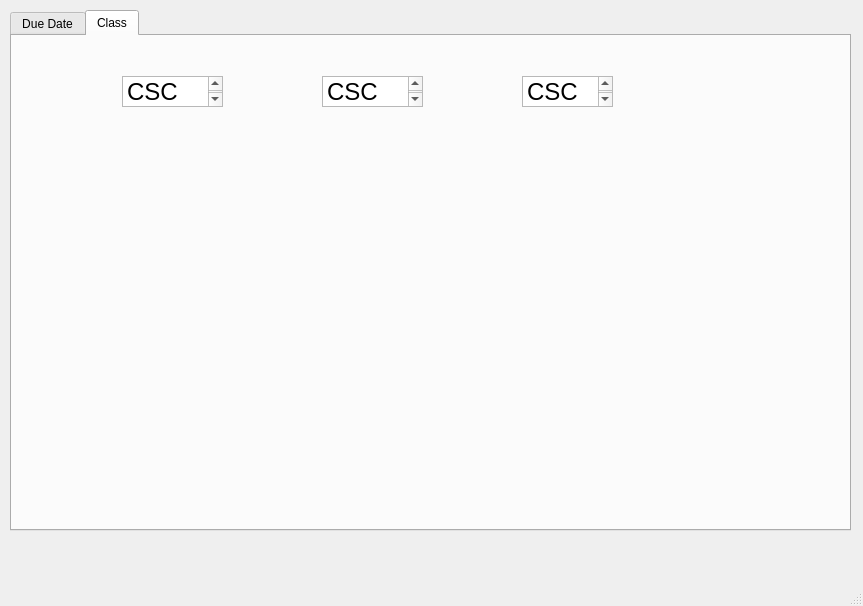
Above: Planner/mainwindow.ui from Nathan-lee-8/CSC3220-finalProj before the change. Below: the same form after it.
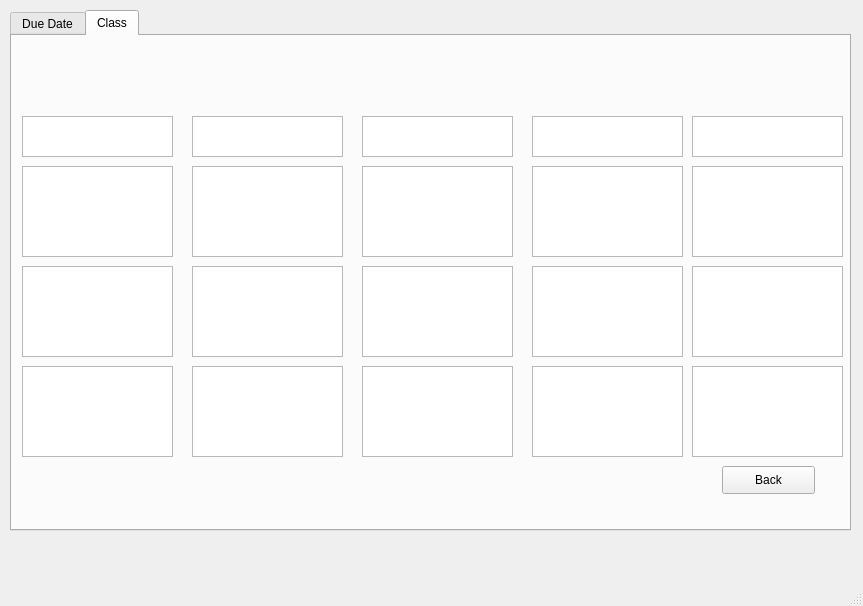
That is the form after the change. The open tabs and pages were chosen to show the change.

The edit to the form file:
```diff
--- a/Planner/mainwindow.ui
+++ b/Planner/mainwindow.ui
@@ -405,60 +405,217 @@
        <attribute name="title">
         <string>Class</string>
        </attribute>
-       <widget class="QTextEdit" name="classTwoLabel">
+       <widget class="QTextBrowser" name="classOneLabel">
         <property name="geometry">
          <rect>
-          <x>310</x>
-          <y>40</y>
-          <width>101</width>
-          <height>31</height>
+          <x>10</x>
+          <y>80</y>
+          <width>151</width>
+          <height>41</height>
          </rect>
         </property>
-        <property name="html">
-         <string>&lt;!DOCTYPE HTML PUBLIC &quot;-//W3C//DTD HTML 4.0//EN&quot; &quot;http://www.w3.org/TR/REC-html40/strict.dtd&quot;&gt;
-&lt;html&gt;&lt;head&gt;&lt;meta name=&quot;qrichtext&quot; content=&quot;1&quot; /&gt;&lt;style type=&quot;text/css&quot;&gt;
-p, li { white-space: pre-wrap; }
-&lt;/style&gt;&lt;/head&gt;&lt;body style=&quot; font-family:'MS Shell Dlg 2'; font-size:7.8pt; font-weight:400; font-style:normal;&quot;&gt;
-&lt;p style=&quot; margin-top:0px; margin-bottom:0px; margin-left:0px; margin-right:0px; -qt-block-indent:0; text-indent:0px;&quot;&gt;&lt;span style=&quot; font-family:'.SF NS Text'; font-size:18pt;&quot;&gt;CSC 3220&lt;/span&gt;&lt;/p&gt;&lt;/body&gt;&lt;/html&gt;</string>
+       </widget>
+       <widget class="QTextBrowser" name="classTwoLabel">
+        <property name="geometry">
+         <rect>
+          <x>180</x>
+          <y>80</y>
+          <width>151</width>
+          <height>41</height>
+         </rect>
         </property>
        </widget>
-       <widget class="QTextEdit" name="classThreeLabel">
+       <widget class="QTextBrowser" name="classThreeLabel">
         <property name="geometry">
          <rect>
-          <x>510</x>
-          <y>40</y>
-          <width>91</width>
-          <height>31</height>
+          <x>350</x>
+          <y>80</y>
+          <width>151</width>
+          <height>41</height>
          </rect>
         </property>
-        <property name="font">
-         <font>
-          <pointsize>18</pointsize>
-         </font>
+       </widget>
+       <widget class="QTextBrowser" name="classFiveLabel">
+        <property name="geometry">
+         <rect>
+          <x>680</x>
+          <y>80</y>
+          <width>151</width>
+          <height>41</height>
+         </rect>
         </property>
-        <property name="html">
-         <string>&lt;!DOCTYPE HTML PUBLIC &quot;-//W3C//DTD HTML 4.0//EN&quot; &quot;http://www.w3.org/TR/REC-html40/strict.dtd&quot;&gt;
-&lt;html&gt;&lt;head&gt;&lt;meta name=&quot;qrichtext&quot; content=&quot;1&quot; /&gt;&lt;style type=&quot;text/css&quot;&gt;
-p, li { white-space: pre-wrap; }
-&lt;/style&gt;&lt;/head&gt;&lt;body style=&quot; font-family:'MS Shell Dlg 2'; font-size:18pt; font-weight:400; font-style:normal;&quot;&gt;
-&lt;p style=&quot; margin-top:0px; margin-bottom:0px; margin-left:0px; margin-right:0px; -qt-block-indent:0; text-indent:0px;&quot;&gt;&lt;span style=&quot; font-family:'.SF NS Text';&quot;&gt;CSC 3150&lt;/span&gt;&lt;/p&gt;&lt;/body&gt;&lt;/html&gt;</string>
+       </widget>
+       <widget class="QTextBrowser" name="classFourLabel">
+        <property name="geometry">
+         <rect>
+          <x>520</x>
+          <y>80</y>
+          <width>151</width>
+          <height>41</height>
+         </rect>
         </property>
        </widget>
-       <widget class="QTextEdit" name="classOneLabel">
+       <widget class="QPushButton" name="addNote5">
         <property name="geometry">
          <rect>
-          <x>110</x>
-          <y>40</y>
-          <width>101</width>
-          <height>31</height>
+          <x>710</x>
+          <y>430</y>
+          <width>93</width>
+          <height>28</height>
          </rect>
         </property>
-        <property name="html">
-         <string>&lt;!DOCTYPE HTML PUBLIC &quot;-//W3C//DTD HTML 4.0//EN&quot; &quot;http://www.w3.org/TR/REC-html40/strict.dtd&quot;&gt;
-&lt;html&gt;&lt;head&gt;&lt;meta name=&quot;qrichtext&quot; content=&quot;1&quot; /&gt;&lt;style type=&quot;text/css&quot;&gt;
-p, li { white-space: pre-wrap; }
-&lt;/style&gt;&lt;/head&gt;&lt;body style=&quot; font-family:'MS Shell Dlg 2'; font-size:7.8pt; font-weight:400; font-style:normal;&quot;&gt;
-&lt;p style=&quot; margin-top:0px; margin-bottom:0px; margin-left:0px; margin-right:0px; -qt-block-indent:0; text-indent:0px;&quot;&gt;&lt;span style=&quot; font-family:'.SF NS Text'; font-size:18pt;&quot;&gt;CSC 3760&lt;/span&gt;&lt;/p&gt;&lt;/body&gt;&lt;/html&gt;</string>
+        <property name="text">
+         <string>Back</string>
+        </property>
+       </widget>
+       <widget class="QTextEdit" name="class1Note1">
+        <property name="geometry">
+         <rect>
+          <x>10</x>
+          <y>130</y>
+          <width>151</width>
+          <height>91</height>
+         </rect>
+        </property>
+       </widget>
+       <widget class="QTextEdit" name="class2Note1">
+        <property name="geometry">
+         <rect>
+          <x>180</x>
+          <y>130</y>
+          <width>151</width>
+          <height>91</height>
+         </rect>
+        </property>
+       </widget>
+       <widget class="QTextEdit" name="class3Note1">
+        <property name="geometry">
+         <rect>
+          <x>350</x>
+          <y>130</y>
+          <width>151</width>
+          <height>91</height>
+         </rect>
+        </property>
+       </widget>
+       <widget class="QTextEdit" name="class4Note1">
+        <property name="geometry">
+         <rect>
+          <x>520</x>
+          <y>130</y>
+          <width>151</width>
+          <height>91</height>
+         </rect>
+        </property>
+       </widget>
+       <widget class="QTextEdit" name="class5Note1">
+        <property name="geometry">
+         <rect>
+          <x>680</x>
+          <y>130</y>
+          <width>151</width>
+          <height>91</height>
+         </rect>
+        </property>
+       </widget>
+       <widget class="QTextEdit" name="class1Note2">
+        <property name="geometry">
+         <rect>
+          <x>10</x>
+          <y>230</y>
+          <width>151</width>
+          <height>91</height>
+         </rect>
+        </property>
+       </widget>
+       <widget class="QTextEdit" name="class5Note2">
+        <property name="geometry">
+         <rect>
+          <x>680</x>
+          <y>230</y>
+          <width>151</width>
+          <height>91</height>
+         </rect>
+        </property>
+       </widget>
+       <widget class="QTextEdit" name="class4Note2">
+        <property name="geometry">
+         <rect>
+          <x>520</x>
+          <y>230</y>
+          <width>151</width>
+          <height>91</height>
+         </rect>
+        </property>
+       </widget>
+       <widget class="QTextEdit" name="class2Note2">
+        <property name="geometry">
+         <rect>
+          <x>180</x>
+          <y>230</y>
+          <width>151</width>
+          <height>91</height>
+         </rect>
+        </property>
+       </widget>
+       <widget class="QTextEdit" name="class3Note2">
+        <property name="geometry">
+         <rect>
+          <x>350</x>
+          <y>230</y>
+          <width>151</width>
+          <height>91</height>
+         </rect>
+        </property>
+       </widget>
+       <widget class="QTextEdit" name="class1Note3">
+        <property name="geometry">
+         <rect>
+          <x>10</x>
+          <y>330</y>
+          <width>151</width>
+          <height>91</height>
+         </rect>
+        </property>
+       </widget>
+       <widget class="QTextEdit" name="class2Note3">
+        <property name="geometry">
+         <rect>
+          <x>180</x>
+          <y>330</y>
+          <width>151</width>
+          <height>91</height>
+         </rect>
+        </property>
+       </widget>
+       <widget class="QTextEdit" name="class3Note3">
+        <property name="geometry">
+         <rect>
+          <x>350</x>
+          <y>330</y>
+          <width>151</width>
+          <height>91</height>
+         </rect>
+        </property>
+       </widget>
+       <widget class="QTextEdit" name="class4Note3">
+        <property name="geometry">
+         <rect>
+          <x>520</x>
+          <y>330</y>
+          <width>151</width>
+          <height>91</height>
+         </rect>
+        </property>
+       </widget>
+       <widget class="QTextEdit" name="class5Note3">
+        <property name="geometry">
+         <rect>
+          <x>680</x>
+          <y>330</y>
+          <width>151</width>
+          <height>91</height>
+         </rect>
         </property>
        </widget>
       </widget>
```
Left out of the diff: 15 changed lines with no effect on the pictures.
